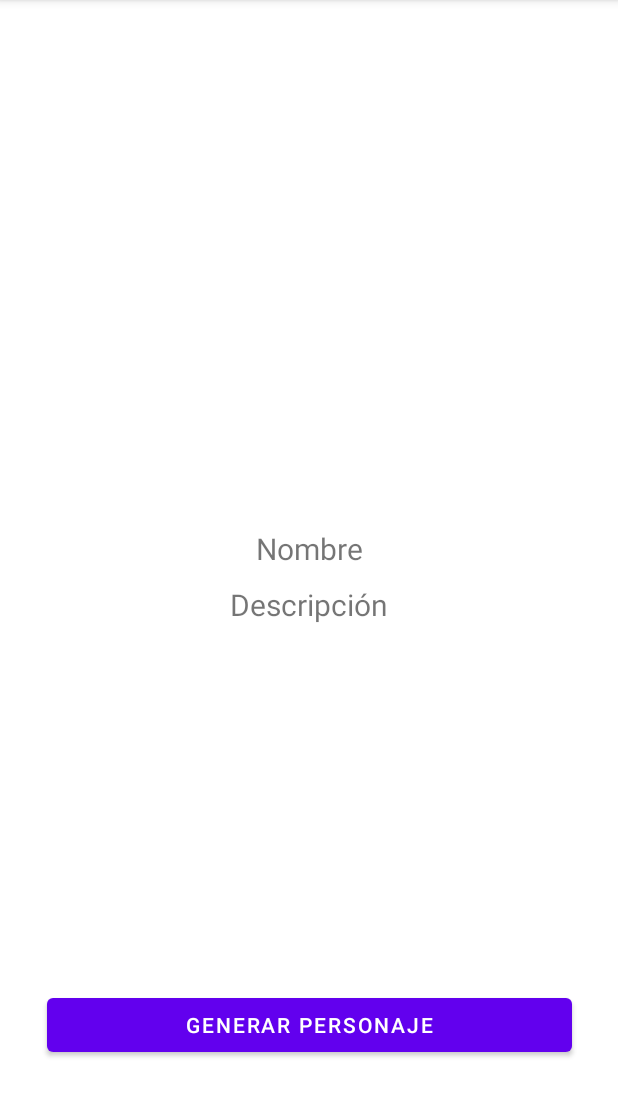
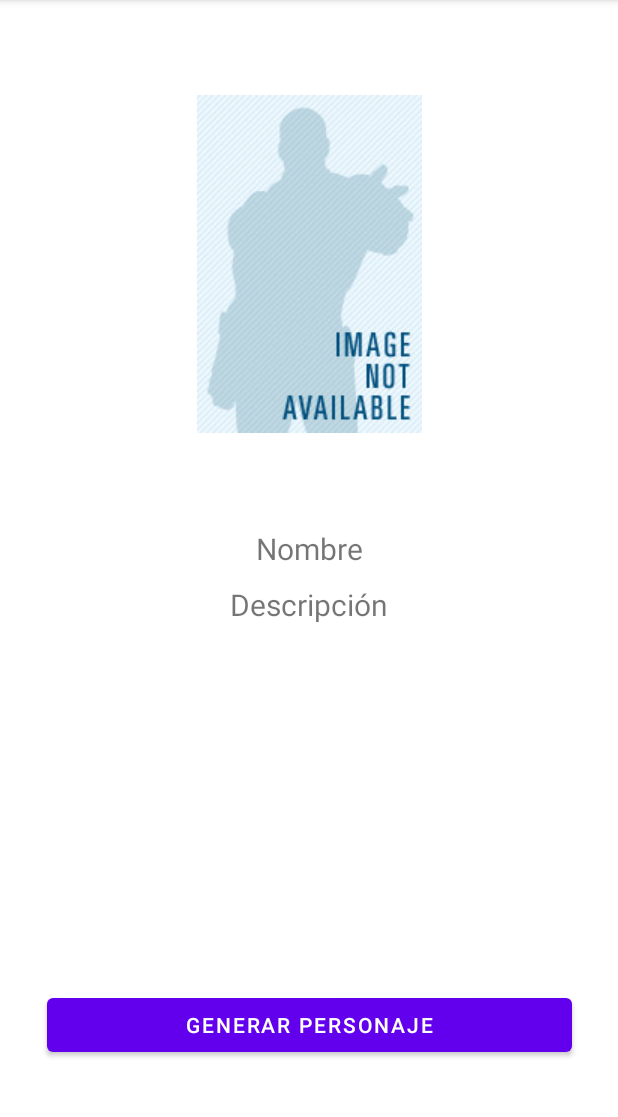
Before and after one commit to TheK321/Marvel, an Android app: the screen it shows after launch (MainActivity), on a phone screen of 412 x 824 dp, the part 84-1201 px from its top. Run offline under Robolectric (Android 15) with nearby library versions, the phone set to English and light mode, and no system bars; network calls fail; 4 statements that could not run were skipped.

```diff
--- a/app/src/main/res/layout/activity_main.xml
+++ b/app/src/main/res/layout/activity_main.xml
@@ -47,4 +47,14 @@
         app:layout_constraintTop_toBottomOf="@+id/linearLayout"
         app:layout_constraintVertical_bias="0.800" />
 
+    <ImageView
+        android:id="@+id/imgvPersonaje"
+        android:layout_width="wrap_content"
+        android:layout_height="wrap_content"
+        app:layout_constraintBottom_toTopOf="@+id/linearLayout"
+        app:layout_constraintEnd_toEndOf="parent"
+        app:layout_constraintStart_toStartOf="parent"
+        app:layout_constraintTop_toTopOf="parent"
+        app:srcCompat="@drawable/portrait_xlarge" />
+
 </androidx.constraintlayout.widget.ConstraintLayout>
```
Also changed, not shown: app/src/main/java/com/itz/isc/marvel/MainActivity.kt (+26 -2 lines).
